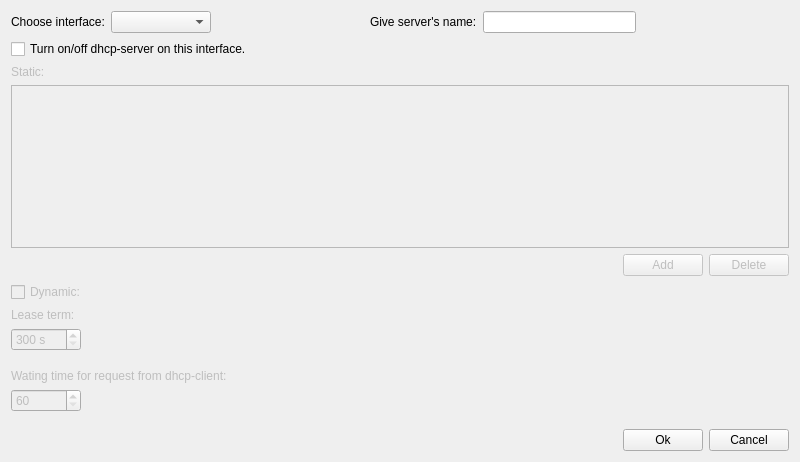
Before: the Qt Designer form src/forms/dhcpserverproperty.ui in Vortm4x/netemul, drawn with Qt 5.
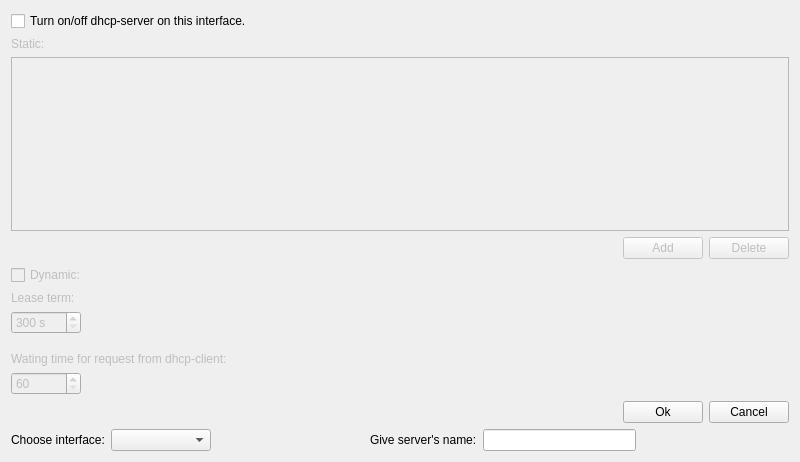
After: the same form once the commit is applied. Icons and pictures are not drawn. Custom widgets are drawn as their Qt base class.

What changed in the file:
```diff
--- a/src/forms/dhcpserverproperty.ui
+++ b/src/forms/dhcpserverproperty.ui
@@ -26,63 +26,6 @@
    <string>DHCP server's properties</string>
   </property>
   <layout class="QVBoxLayout" name="verticalLayout">
-   <item>
-    <layout class="QHBoxLayout" name="horizontalLayout_2">
-     <item>
-      <widget class="QLabel" name="label_3">
-       <property name="text">
-        <string>Choose interface:</string>
-       </property>
-      </widget>
-     </item>
-     <item>
-      <widget class="QComboBox" name="cb_interface">
-       <property name="minimumSize">
-        <size>
-         <width>100</width>
-         <height>0</height>
-        </size>
-       </property>
-      </widget>
-     </item>
-     <item>
-      <spacer name="horizontalSpacer_4">
-       <property name="orientation">
-        <enum>Qt::Horizontal</enum>
-       </property>
-       <property name="sizeHint" stdset="0">
-        <size>
-         <width>40</width>
-         <height>20</height>
-        </size>
-       </property>
-      </spacer>
-     </item>
-     <item>
-      <widget class="QLabel" name="label_4">
-       <property name="text">
-        <string>Give server's name:</string>
-       </property>
-      </widget>
-     </item>
-     <item>
-      <widget class="QLineEdit" name="le_name"/>
-     </item>
-     <item>
-      <spacer name="horizontalSpacer_3">
-       <property name="orientation">
-        <enum>Qt::Horizontal</enum>
-       </property>
-       <property name="sizeHint" stdset="0">
-        <size>
-         <width>40</width>
-         <height>20</height>
-        </size>
-       </property>
-      </spacer>
-     </item>
-    </layout>
-   </item>
    <item>
     <widget class="QCheckBox" name="cb_turnOn">
      <property name="text">
@@ -318,7 +261,7 @@
      <property name="sizeHint" stdset="0">
       <size>
        <width>20</width>
-       <height>40</height>
+       <height>13</height>
       </size>
      </property>
     </spacer>
@@ -362,6 +305,63 @@
      </item>
     </layout>
    </item>
+   <item>
+    <layout class="QHBoxLayout" name="horizontalLayout_2">
+     <item>
+      <widget class="QLabel" name="label_3">
+       <property name="text">
+        <string>Choose interface:</string>
+       </property>
+      </widget>
+     </item>
+     <item>
+      <widget class="QComboBox" name="cb_interface">
+       <property name="minimumSize">
+        <size>
+         <width>100</width>
+         <height>0</height>
+        </size>
+       </property>
+      </widget>
+     </item>
+     <item>
+      <spacer name="horizontalSpacer_4">
+       <property name="orientation">
+        <enum>Qt::Horizontal</enum>
+       </property>
+       <property name="sizeHint" stdset="0">
+        <size>
+         <width>40</width>
+         <height>20</height>
+        </size>
+       </property>
+      </spacer>
+     </item>
+     <item>
+      <widget class="QLabel" name="label_4">
+       <property name="text">
+        <string>Give server's name:</string>
+       </property>
+      </widget>
+     </item>
+     <item>
+      <widget class="QLineEdit" name="le_name"/>
+     </item>
+     <item>
+      <spacer name="horizontalSpacer_3">
+       <property name="orientation">
+        <enum>Qt::Horizontal</enum>
+       </property>
+       <property name="sizeHint" stdset="0">
+        <size>
+         <width>40</width>
+         <height>20</height>
+        </size>
+       </property>
+      </spacer>
+     </item>
+    </layout>
+   </item>
   </layout>
  </widget>
  <customwidgets>
```
Left out of the diff: 10 changed lines with no effect on the pictures.
